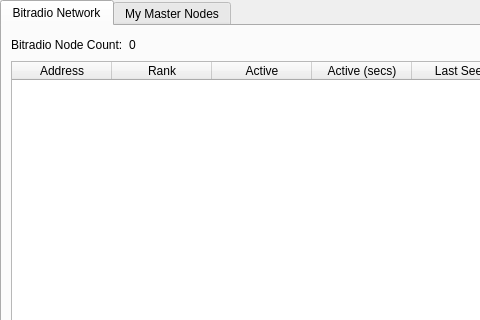
The window that src/qt/forms/masternodemanager.ui (cplayio/cplay) describes before a commit, drawn with Qt 5; both pictures show x 0 to 480 and y 0 to 320 of the 723 by 457 pixel window.
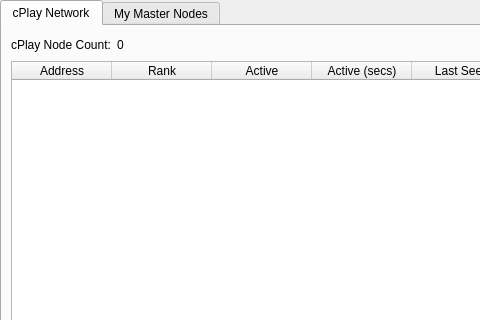
The same window after the commit. The open tabs and pages were chosen to show the change.

Patch:
```diff
--- a/src/qt/forms/masternodemanager.ui
+++ b/src/qt/forms/masternodemanager.ui
@@ -38,7 +38,7 @@
        </property>
        <widget class="QWidget" name="tab">
         <attribute name="title">
-         <string>Bitradio Network</string>
+         <string>cPlay Network</string>
         </attribute>
         <layout class="QGridLayout" name="gridLayout">
          <item row="1" column="0">
@@ -98,7 +98,7 @@
            <item>
             <widget class="QLabel" name="label_2">
              <property name="text">
-              <string>Bitradio Node Count:</string>
+              <string>cPlay Node Count:</string>
              </property>
             </widget>
            </item>
```
